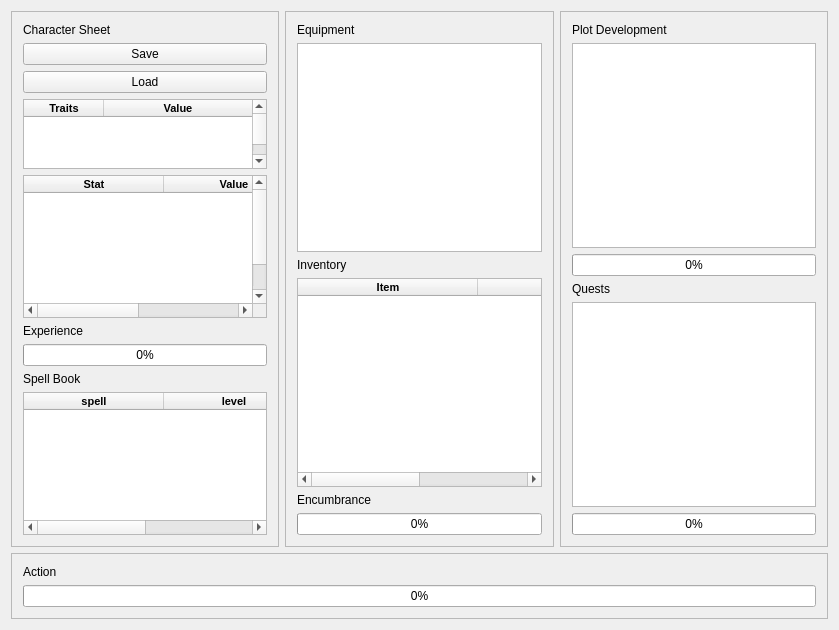
This is mainwindow.ui in arcadia-xenos/progress-quest as Qt 5 draws it before an edit. The edited form follows.
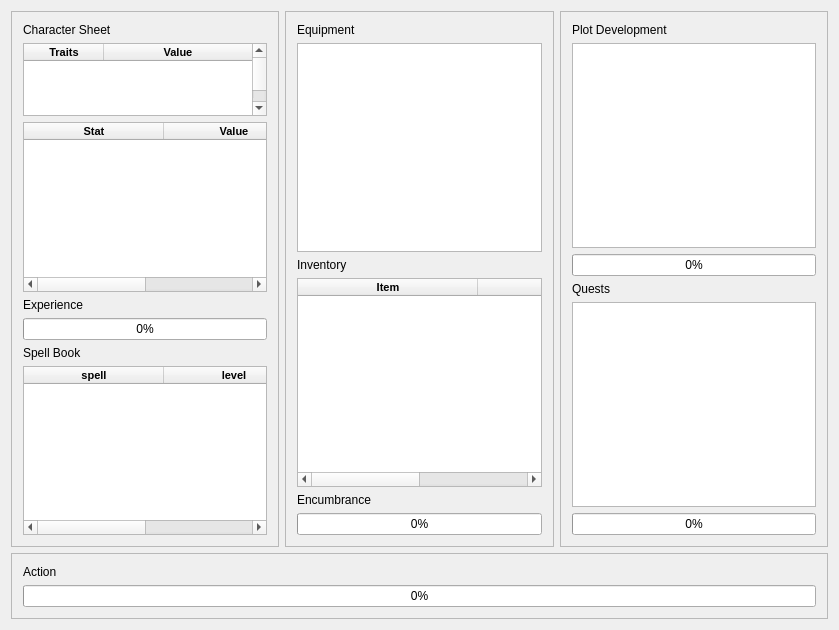
This is the edited form. Icons and pictures are not drawn.

Commit message: serialization (save/load) milestone completed

Diff of the .ui file:
```diff
--- a/mainwindow.ui
+++ b/mainwindow.ui
@@ -335,20 +335,6 @@
          </property>
         </widget>
        </item>
-       <item>
-        <widget class="QPushButton" name="btn_save">
-         <property name="text">
-          <string>Save</string>
-         </property>
-        </widget>
-       </item>
-       <item>
-        <widget class="QPushButton" name="btn_load">
-         <property name="text">
-          <string>Load</string>
-         </property>
-        </widget>
-       </item>
        <item>
         <widget class="QTableWidget" name="tbl_traits">
          <property name="maximumSize">
```
The commit also changes 19 other files.
